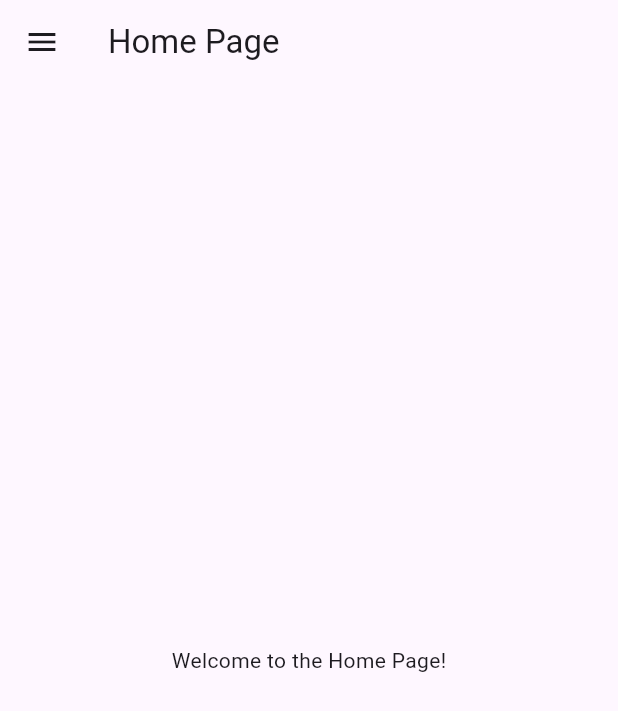
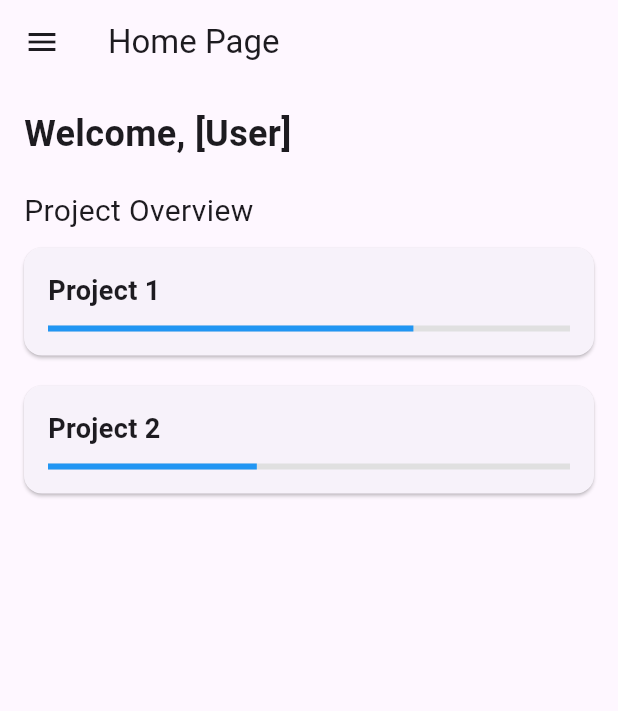
Before and after one commit to kimjooyoon/home_page, a Flutter app: the NavigationLayout screen opened by its route, on a phone screen of 412 x 824 dp. Shown: the top 711 px of the screen. Run offline on Flutter 3.47's test engine with Material 3 defaults, Android fonts, the light colour scheme and no system bars; our stand-ins replace flutter_svg.

Commit message:
feat: add project card

```diff
--- /dev/null
+++ b/lib/molecules/project_card/project_card.dart
@@ -0,0 +1,33 @@
+import 'package:flutter/material.dart';
+
+class ProjectCard extends StatelessWidget {
+  final String projectName;
+  final double progress;
+
+  ProjectCard({required this.projectName, required this.progress});
+
+  @override
+  Widget build(BuildContext context) {
+    return Card(
+      margin: EdgeInsets.symmetric(vertical: 10),
+      child: Padding(
+        padding: const EdgeInsets.all(16.0),
+        child: Column(
+          crossAxisAlignment: CrossAxisAlignment.start,
+          children: <Widget>[
+            Text(
+              projectName,
+              style: TextStyle(fontSize: 18, fontWeight: FontWeight.bold),
+            ),
+            SizedBox(height: 10),
+            LinearProgressIndicator(
+              value: progress,
+              backgroundColor: Colors.grey[300],
+              color: Colors.blue,
+            ),
+          ],
+        ),
+      ),
+    );
+  }
+}
--- a/lib/pages/home/home.dart
+++ b/lib/pages/home/home.dart
@@ -1,12 +1,33 @@
 import 'package:flutter/material.dart';
-import 'package:home_page/organisms/header/header.dart';
+import 'package:home_page/molecules/project_card/project_card.dart';  // ProjectCard 임포트
 
 class HomePage extends StatelessWidget {
   @override
   Widget build(BuildContext context) {
     return Scaffold(
-      body: const Center(
-        child: Text('Welcome to the Home Page!'),
+      body: Padding(
+        padding: const EdgeInsets.all(16.0),
+        child: Column(
+          crossAxisAlignment: CrossAxisAlignment.start,
+          children: <Widget>[
+            Text(
+              'Welcome, [User]',
+              style: TextStyle(fontSize: 24, fontWeight: FontWeight.bold),
+            ),
+            SizedBox(height: 20),
+            Text('Project Overview', style: TextStyle(fontSize: 20)),
+            // 주요 프로젝트 카드들
+            Expanded(
+              child: ListView(
+                children: <Widget>[
+                  ProjectCard(projectName: 'Project 1', progress: 0.7),
+                  ProjectCard(projectName: 'Project 2', progress: 0.4),
+                  // 추가 프로젝트 카드들
+                ],
+              ),
+            ),
+          ],
+        ),
       ),
     );
   }
--- a/lib/pages/navigation/navigation_layout.dart
+++ b/lib/pages/navigation/navigation_layout.dart
@@ -1,5 +1,6 @@
 import 'package:flutter/material.dart';
 import 'package:home_page/pages/home/home.dart';
+import 'package:home_page/pages/login/login.dart';
 import 'package:home_page/pages/projects/projects.dart';
 
 class NavigationLayout extends StatefulWidget {
@@ -23,7 +24,8 @@ class _NavigationLayoutState extends State<NavigationLayout> {
   static List<Widget> _widgetOptions = <Widget>[
     HomePage(),
     ProjectsPage(),
-    // 다른 페이지들 추가 가능
+    LoginPage(),
+    // 추가 페이지들
   ];
 
   void _onItemTapped(int index) {
@@ -65,7 +67,12 @@ class _NavigationLayoutState extends State<NavigationLayout> {
               title: Text('Projects'),
               onTap: () => _onItemTapped(1),
             ),
-            // 필요한 경우 다른 네비게이션 아이템 추가
+            ListTile(
+              leading: Icon(Icons.login),
+              title: Text('Login'),
+              onTap: () => _onItemTapped(2),
+            ),
+            // 추가 네비게이션 아이템
           ],
         ),
       ),
```
